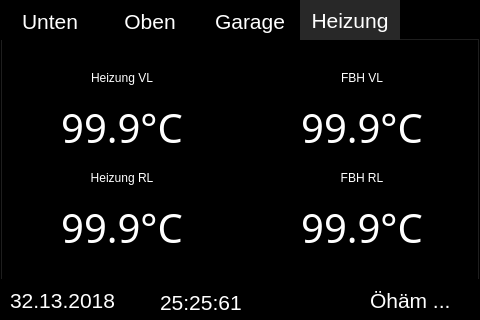
The window that mainwindow.ui (christof1977/flurzentrale) describes before a commit, drawn with Qt 5.
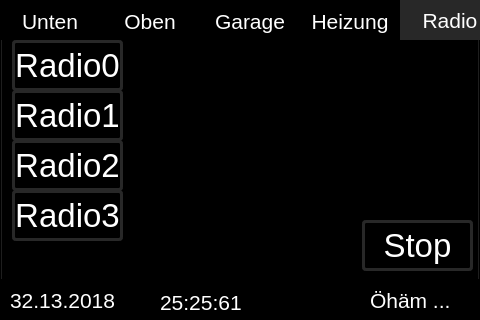
The same window after the commit.

Commit message: Rudimentäre Radio-Fernbedienung eingebaut

Patch:
```diff
--- a/mainwindow.ui
+++ b/mainwindow.ui
@@ -119,7 +119,7 @@
      <enum>QTabWidget::Rounded</enum>
     </property>
     <property name="currentIndex">
-     <number>3</number>
+     <number>4</number>
     </property>
     <property name="iconSize">
      <size>
@@ -127,6 +127,9 @@
       <height>16</height>
      </size>
     </property>
+    <property name="elideMode">
+     <enum>Qt::ElideRight</enum>
+    </property>
     <property name="usesScrollButtons">
      <bool>false</bool>
     </property>
@@ -962,6 +965,1056 @@
       </property>
      </widget>
     </widget>
+    <widget class="QWidget" name="tabRadio">
+     <attribute name="title">
+      <string>Radio</string>
+     </attribute>
+     <widget class="QPushButton" name="pushButtonRadioStop">
+      <property name="geometry">
+       <rect>
+        <x>360</x>
+        <y>180</y>
+        <width>111</width>
+        <height>51</height>
+       </rect>
+      </property>
+      <property name="palette">
+       <palette>
+        <active>
+         <colorrole role="WindowText">
+          <brush brushstyle="SolidPattern">
+           <color alpha="255">
+            <red>255</red>
+            <green>255</green>
+            <blue>255</blue>
+           </color>
+          </brush>
+         </colorrole>
+         <colorrole role="Button">
+          <brush brushstyle="SolidPattern">
+           <color alpha="255">
+            <red>0</red>
+            <green>0</green>
+            <blue>0</blue>
+           </color>
+          </brush>
+         </colorrole>
+         <colorrole role="Text">
+          <brush brushstyle="SolidPattern">
+           <color alpha="255">
+            <red>255</red>
+            <green>255</green>
+            <blue>255</blue>
+           </color>
+          </brush>
+         </colorrole>
+         <colorrole role="ButtonText">
+          <brush brushstyle="SolidPattern">
+           <color alpha="255">
+            <red>255</red>
+            <green>255</green>
+            <blue>255</blue>
+           </color>
+          </brush>
+         </colorrole>
+         <colorrole role="Base">
+          <brush brushstyle="SolidPattern">
+           <color alpha="255">
+            <red>0</red>
+            <green>0</green>
+            <blue>0</blue>
+           </color>
+          </brush>
+         </colorrole>
+         <colorrole role="Window">
+          <brush brushstyle="SolidPattern">
+           <color alpha="255">
+            <red>0</red>
+            <green>0</green>
+            <blue>0</blue>
+           </color>
+          </brush>
+         </colorrole>
+        </active>
+        <inactive>
+         <colorrole role="WindowText">
+          <brush brushstyle="SolidPattern">
+           <color alpha="255">
+            <red>255</red>
+            <green>255</green>
+            <blue>255</blue>
+           </color>
+          </brush>
+         </colorrole>
+         <colorrole role="Button">
+          <brush brushstyle="SolidPattern">
+           <color alpha="255">
+            <red>0</red>
+            <green>0</green>
+            <blue>0</blue>
+           </color>
+          </brush>
+         </colorrole>
+         <colorrole role="Text">
+          <brush brushstyle="SolidPattern">
+           <color alpha="255">
+            <red>255</red>
+            <green>255</green>
+            <blue>255</blue>
+           </color>
+          </brush>
+         </colorrole>
+         <colorrole role="ButtonText">
+          <brush brushstyle="SolidPattern">
+           <color alpha="255">
+            <red>255</red>
+            <green>255</green>
+            <blue>255</blue>
+           </color>
+          </brush>
+         </colorrole>
+         <colorrole role="Base">
+          <brush brushstyle="SolidPattern">
+           <color alpha="255">
+            <red>0</red>
+            <green>0</green>
+            <blue>0</blue>
+           </color>
+          </brush>
+         </colorrole>
+         <colorrole role="Window">
+          <brush brushstyle="SolidPattern">
+           <color alpha="255">
+            <red>0</red>
+            <green>0</green>
+            <blue>0</blue>
+           </color>
+          </brush>
+         </colorrole>
+        </inactive>
+        <disabled>
+         <colorrole role="WindowText">
+          <brush brushstyle="SolidPattern">
+           <color alpha="255">
+            <red>255</red>
+            <green>255</green>
+            <blue>255</blue>
+           </color>
+          </brush>
+         </colorrole>
+         <colorrole role="Button">
+          <brush brushstyle="SolidPattern">
+           <color alpha="255">
+            <red>0</red>
+            <green>0</green>
+            <blue>0</blue>
+           </color>
+          </brush>
+         </colorrole>
+         <colorrole role="Text">
+          <brush brushstyle="SolidPattern">
+           <color alpha="255">
+            <red>255</red>
+            <green>255</green>
+            <blue>255</blue>
+           </color>
+          </brush>
+         </colorrole>
+         <colorrole role="ButtonText">
+          <brush brushstyle="SolidPattern">
+           <color alpha="255">
+            <red>255</red>
+            <green>255</green>
+            <blue>255</blue>
+           </color>
+          </brush>
+         </colorrole>
+         <colorrole role="Base">
+          <brush brushstyle="SolidPattern">
+           <color alpha="255">
+            <red>0</red>
+            <green>0</green>
+            <blue>0</blue>
+           </color>
+          </brush>
+         </colorrole>
+         <colorrole role="Window">
+          <brush brushstyle="SolidPattern">
+           <color alpha="255">
+            <red>0</red>
+            <green>0</green>
+            <blue>0</blue>
+           </color>
+          </brush>
+         </colorrole>
+        </disabled>
+       </palette>
+      </property>
+      <property name="font">
+       <font>
+        <pointsize>25</pointsize>
+       </font>
+      </property>
+      <property name="cursor">
+       <cursorShape>OpenHandCursor</cursorShape>
+      </property>
+      <property name="styleSheet">
+       <string notr="true">QPushButton
+{
+color: rgb(255, 255, 255);
+background-color: rgb(0, 0,0);
+border-color: rgb(40, 40, 40);
+border-width: 3px;        
+border-style: solid;
+border-radius: 4px;
+}
+QPushButton:pressed
+{
+background-color: rgb(40,40,40)
+}
+</string>
+      </property>
+      <property name="text">
+       <string>Stop</string>
+      </property>
+     </widget>
+     <widget class="QPushButton" name="pushButtonRadio0">
+      <property name="geometry">
+       <rect>
+        <x>10</x>
+        <y>0</y>
+        <width>111</width>
+        <height>51</height>
+       </rect>
+      </property>
+      <property name="palette">
+       <palette>
+        <active>
+         <colorrole role="WindowText">
+          <brush brushstyle="SolidPattern">
+           <color alpha="255">
+            <red>255</red>
+            <green>255</green>
+            <blue>255</blue>
+           </color>
+          </brush>
+         </colorrole>
+         <colorrole role="Button">
+          <brush brushstyle="SolidPattern">
+           <color alpha="255">
+            <red>0</red>
+            <green>0</green>
+            <blue>0</blue>
+           </color>
+          </brush>
+         </colorrole>
+         <colorrole role="Text">
+          <brush brushstyle="SolidPattern">
+           <color alpha="255">
+            <red>255</red>
+            <green>255</green>
+            <blue>255</blue>
+           </color>
+          </brush>
+         </colorrole>
+         <colorrole role="ButtonText">
+          <brush brushstyle="SolidPattern">
+           <color alpha="255">
+            <red>255</red>
+            <green>255</green>
+            <blue>255</blue>
+           </color>
+          </brush>
+         </colorrole>
+         <colorrole role="Base">
+          <brush brushstyle="SolidPattern">
+           <color alpha="255">
+            <red>0</red>
+            <green>0</green>
+            <blue>0</blue>
+           </color>
+          </brush>
+         </colorrole>
+         <colorrole role="Window">
+          <brush brushstyle="SolidPattern">
+           <color alpha="255">
+            <red>0</red>
+            <green>0</green>
+            <blue>0</blue>
+           </color>
+          </brush>
+         </colorrole>
+        </active>
+        <inactive>
+         <colorrole role="WindowText">
+          <brush brushstyle="SolidPattern">
+           <color alpha="255">
+            <red>255</red>
+            <green>255</green>
+            <blue>255</blue>
+           </color>
+          </brush>
+         </colorrole>
+         <colorrole role="Button">
+          <brush brushstyle="SolidPattern">
+           <color alpha="255">
+            <red>0</red>
+            <green>0</green>
+            <blue>0</blue>
+           </color>
+          </brush>
+         </colorrole>
+         <colorrole role="Text">
+          <brush brushstyle="SolidPattern">
+           <color alpha="255">
+            <red>255</red>
+            <green>255</green>
+            <blue>255</blue>
+           </color>
+          </brush>
+         </colorrole>
+         <colorrole role="ButtonText">
+          <brush brushstyle="SolidPattern">
+           <color alpha="255">
+            <red>255</red>
+            <green>255</green>
+            <blue>255</blue>
+           </color>
+          </brush>
+         </colorrole>
+         <colorrole role="Base">
+          <brush brushstyle="SolidPattern">
+           <color alpha="255">
+            <red>0</red>
+            <green>0</green>
+            <blue>0</blue>
+           </color>
+          </brush>
+         </colorrole>
+         <colorrole role="Window">
+          <brush brushstyle="SolidPattern">
+           <color alpha="255">
+            <red>0</red>
+            <green>0</green>
+            <blue>0</blue>
+           </color>
+          </brush>
+         </colorrole>
+        </inactive>
+        <disabled>
+         <colorrole role="WindowText">
+          <brush brushstyle="SolidPattern">
+           <color alpha="255">
+            <red>255</red>
+            <green>255</green>
+            <blue>255</blue>
+           </color>
+          </brush>
+         </colorrole>
+         <colorrole role="Button">
+          <brush brushstyle="SolidPattern">
+           <color alpha="255">
+            <red>0</red>
+            <green>0</green>
+            <blue>0</blue>
+           </color>
+          </brush>
+         </colorrole>
+         <colorrole role="Text">
+          <brush brushstyle="SolidPattern">
+           <color alpha="255">
+            <red>255</red>
+            <green>255</green>
+            <blue>255</blue>
+           </color>
+          </brush>
+         </colorrole>
+         <colorrole role="ButtonText">
+          <brush brushstyle="SolidPattern">
+           <color alpha="255">
+            <red>255</red>
+            <green>255</green>
+            <blue>255</blue>
+           </color>
+          </brush>
+         </colorrole>
+         <colorrole role="Base">
+          <brush brushstyle="SolidPattern">
+           <color alpha="255">
+            <red>0</red>
+            <green>0</green>
+            <blue>0</blue>
+           </color>
+          </brush>
+         </colorrole>
+         <colorrole role="Window">
+          <brush brushstyle="SolidPattern">
+           <color alpha="255">
+            <red>0</red>
+            <green>0</green>
+            <blue>0</blue>
+           </color>
+          </brush>
+         </colorrole>
+        </disabled>
+       </palette>
+      </property>
+      <property name="font">
+       <font>
+        <pointsize>25</pointsize>
+       </font>
+      </property>
+      <property name="cursor">
+       <cursorShape>OpenHandCursor</cursorShape>
+      </property>
+      <property name="styleSheet">
+       <string notr="true">QPushButton
+{
+color: rgb(255, 255, 255);
+background-color: rgb(0, 0,0);
+border-color: rgb(40, 40, 40);
+border-width: 3px;        
+border-style: solid;
+border-radius: 4px;
+}
+QPushButton:pressed
+{
+background-color: rgb(40,40,40)
+}
+</string>
+      </property>
+      <property name="text">
+       <string>Radio0</string>
+      </property>
+     </widget>
+     <widget class="QPushButton" name="pushButtonRadio1">
+      <property name="geometry">
+       <rect>
+        <x>10</x>
+        <y>50</y>
+        <width>111</width>
+        <height>51</height>
+       </rect>
+      </property>
+      <property name="palette">
+       <palette>
+        <active>
+         <colorrole role="WindowText">
+          <brush brushstyle="SolidPattern">
+           <color alpha="255">
+            <red>255</red>
+            <green>255</green>
+            <blue>255</blue>
+           </color>
+          </brush>
+         </colorrole>
+         <colorrole role="Button">
+          <brush brushstyle="SolidPattern">
+           <color alpha="255">
+            <red>0</red>
+            <green>0</green>
+            <blue>0</blue>
+           </color>
+          </brush>
+         </colorrole>
+         <colorrole role="Text">
+          <brush brushstyle="SolidPattern">
+           <color alpha="255">
+            <red>255</red>
+            <green>255</green>
+            <blue>255</blue>
+           </color>
+          </brush>
+         </colorrole>
+         <colorrole role="ButtonText">
+          <brush brushstyle="SolidPattern">
+           <color alpha="255">
+            <red>255</red>
+            <green>255</green>
+            <blue>255</blue>
+           </color>
+          </brush>
+         </colorrole>
+         <colorrole role="Base">
+          <brush brushstyle="SolidPattern">
+           <color alpha="255">
+            <red>0</red>
+            <green>0</green>
+            <blue>0</blue>
+           </color>
+          </brush>
+         </colorrole>
+         <colorrole role="Window">
+          <brush brushstyle="SolidPattern">
+           <color alpha="255">
+            <red>0</red>
+            <green>0</green>
+            <blue>0</blue>
+           </color>
+          </brush>
+         </colorrole>
+        </active>
+        <inactive>
+         <colorrole role="WindowText">
+          <brush brushstyle="SolidPattern">
+           <color alpha="255">
+            <red>255</red>
+            <green>255</green>
+            <blue>255</blue>
+           </color>
+          </brush>
+         </colorrole>
+         <colorrole role="Button">
+          <brush brushstyle="SolidPattern">
+           <color alpha="255">
+            <red>0</red>
+            <green>0</green>
+            <blue>0</blue>
+           </color>
+          </brush>
+         </colorrole>
+         <colorrole role="Text">
+          <brush brushstyle="SolidPattern">
+           <color alpha="255">
+            <red>255</red>
+            <green>255</green>
+            <blue>255</blue>
+           </color>
+          </brush>
+         </colorrole>
+         <colorrole role="ButtonText">
+          <brush brushstyle="SolidPattern">
+           <color alpha="255">
+            <red>255</red>
+            <green>255</green>
+            <blue>255</blue>
+           </color>
+          </brush>
+         </colorrole>
+         <colorrole role="Base">
+          <brush brushstyle="SolidPattern">
+           <color alpha="255">
+            <red>0</red>
+            <green>0</green>
+            <blue>0</blue>
+           </color>
+          </brush>
+         </colorrole>
+         <colorrole role="Window">
+          <brush brushstyle="SolidPattern">
+           <color alpha="255">
+            <red>0</red>
+            <green>0</green>
+            <blue>0</blue>
+           </color>
+          </brush>
+         </colorrole>
+        </inactive>
+        <disabled>
+         <colorrole role="WindowText">
+          <brush brushstyle="SolidPattern">
+           <color alpha="255">
+            <red>255</red>
+            <green>255</green>
+            <blue>255</blue>
+           </color>
+          </brush>
+         </colorrole>
+         <colorrole role="Button">
+          <brush brushstyle="SolidPattern">
+           <color alpha="255">
+            <red>0</red>
+            <green>0</green>
+            <blue>0</blue>
+           </color>
+          </brush>
+         </colorrole>
+         <colorrole role="Text">
+          <brush brushstyle="SolidPattern">
+           <color alpha="255">
+            <red>255</red>
+            <green>255</green>
+            <blue>255</blue>
+           </color>
+          </brush>
+         </colorrole>
+         <colorrole role="ButtonText">
+          <brush brushstyle="SolidPattern">
+           <color alpha="255">
+            <red>255</red>
+            <green>255</green>
+            <blue>255</blue>
+           </color>
+          </brush>
+         </colorrole>
+         <colorrole role="Base">
+          <brush brushstyle="SolidPattern">
+           <color alpha="255">
+            <red>0</red>
+            <green>0</green>
+            <blue>0</blue>
+           </color>
+          </brush>
+         </colorrole>
+         <colorrole role="Window">
+          <brush brushstyle="SolidPattern">
+           <color alpha="255">
+            <red>0</red>
+            <green>0</green>
+            <blue>0</blue>
+           </color>
+          </brush>
+         </colorrole>
+        </disabled>
+       </palette>
+      </property>
+      <property name="font">
+       <font>
+        <pointsize>25</pointsize>
+       </font>
+      </property>
+      <property name="cursor">
+       <cursorShape>OpenHandCursor</cursorShape>
+      </property>
+      <property name="styleSheet">
+       <string notr="true">QPushButton
+{
+color: rgb(255, 255, 255);
+background-color: rgb(0, 0,0);
+border-color: rgb(40, 40, 40);
+border-width: 3px;        
+border-style: solid;
+border-radius: 4px;
+}
+QPushButton:pressed
+{
+background-color: rgb(40,40,40)
+}
+</string>
+      </property>
+      <property name="text">
+       <string>Radio1</string>
+      </property>
+     </widget>
+     <widget class="QPushButton" name="pushButtonRadio2">
+      <property name="geometry">
+       <rect>
+        <x>10</x>
+        <y>100</y>
+        <width>111</width>
+        <height>51</height>
+       </rect>
+      </property>
+      <property name="palette">
+       <palette>
+        <active>
+         <colorrole role="WindowText">
+          <brush brushstyle="SolidPattern">
+           <color alpha="255">
+            <red>255</red>
+            <green>255</green>
+            <blue>255</blue>
+           </color>
+          </brush>
+         </colorrole>
+         <colorrole role="Button">
+          <brush brushstyle="SolidPattern">
+           <color alpha="255">
+            <red>0</red>
+            <green>0</green>
+            <blue>0</blue>
+           </color>
+          </brush>
+         </colorrole>
+         <colorrole role="Text">
+          <brush brushstyle="SolidPattern">
+           <color alpha="255">
+            <red>255</red>
+            <green>255</green>
+            <blue>255</blue>
+           </color>
+          </brush>
+         </colorrole>
+         <colorrole role="ButtonText">
+          <brush brushstyle="SolidPattern">
+           <color alpha="255">
+            <red>255</red>
+            <green>255</green>
+            <blue>255</blue>
+           </color>
+          </brush>
+         </colorrole>
+         <colorrole role="Base">
+          <brush brushstyle="SolidPattern">
+           <color alpha="255">
+            <red>0</red>
+            <green>0</green>
+            <blue>0</blue>
+           </color>
+          </brush>
+         </colorrole>
+         <colorrole role="Window">
+          <brush brushstyle="SolidPattern">
+           <color alpha="255">
+            <red>0</red>
+            <green>0</green>
+            <blue>0</blue>
+           </color>
+          </brush>
+         </colorrole>
+        </active>
+        <inactive>
+         <colorrole role="WindowText">
+          <brush brushstyle="SolidPattern">
+           <color alpha="255">
+            <red>255</red>
+            <green>255</green>
+            <blue>255</blue>
+           </color>
+          </brush>
+         </colorrole>
+         <colorrole role="Button">
+          <brush brushstyle="SolidPattern">
+           <color alpha="255">
+            <red>0</red>
+            <green>0</green>
+            <blue>0</blue>
+           </color>
+          </brush>
+         </colorrole>
+         <colorrole role="Text">
+          <brush brushstyle="SolidPattern">
+           <color alpha="255">
+            <red>255</red>
+            <green>255</green>
+            <blue>255</blue>
+           </color>
+          </brush>
+         </colorrole>
+         <colorrole role="ButtonText">
+          <brush brushstyle="SolidPattern">
+           <color alpha="255">
+            <red>255</red>
+            <green>255</green>
+            <blue>255</blue>
+           </color>
+          </brush>
+         </colorrole>
+         <colorrole role="Base">
+          <brush brushstyle="SolidPattern">
+           <color alpha="255">
+            <red>0</red>
+            <green>0</green>
+            <blue>0</blue>
+           </color>
+          </brush>
+         </colorrole>
+         <colorrole role="Window">
+          <brush brushstyle="SolidPattern">
+           <color alpha="255">
+            <red>0</red>
+            <green>0</green>
+            <blue>0</blue>
+           </color>
+          </brush>
+         </colorrole>
+        </inactive>
+        <disabled>
+         <colorrole role="WindowText">
+          <brush brushstyle="SolidPattern">
+           <color alpha="255">
+            <red>255</red>
+            <green>255</green>
+            <blue>255</blue>
+           </color>
+          </brush>
+         </colorrole>
+         <colorrole role="Button">
+          <brush brushstyle="SolidPattern">
+           <color alpha="255">
+            <red>0</red>
+            <green>0</green>
+            <blue>0</blue>
+           </color>
+          </brush>
+         </colorrole>
+         <colorrole role="Text">
+          <brush brushstyle="SolidPattern">
+           <color alpha="255">
+            <red>255</red>
+            <green>255</green>
+            <blue>255</blue>
+           </color>
+          </brush>
+         </colorrole>
+         <colorrole role="ButtonText">
+          <brush brushstyle="SolidPattern">
+           <color alpha="255">
+            <red>255</red>
+            <green>255</green>
+            <blue>255</blue>
+           </color>
+          </brush>
+         </colorrole>
+         <colorrole role="Base">
+          <brush brushstyle="SolidPattern">
+           <color alpha="255">
+            <red>0</red>
+            <green>0</green>
+            <blue>0</blue>
+           </color>
+          </brush>
+         </colorrole>
+         <colorrole role="Window">
+          <brush brushstyle="SolidPattern">
+           <color alpha="255">
+            <red>0</red>
+            <green>0</green>
+            <blue>0</blue>
+           </color>
+          </brush>
+         </colorrole>
+        </disabled>
+       </palette>
+      </property>
+      <property name="font">
+       <font>
+        <pointsize>25</pointsize>
+       </font>
+      </property>
+      <property name="cursor">
+       <cursorShape>OpenHandCursor</cursorShape>
+      </property>
+      <property name="styleSheet">
+       <string notr="true">QPushButton
+{
+color: rgb(255, 255, 255);
+background-color: rgb(0, 0,0);
+border-color: rgb(40, 40, 40);
+border-width: 3px;        
+border-style: solid;
+border-radius: 4px;
+}
+QPushButton:pressed
+{
+background-color: rgb(40,40,40)
+}
+</string>
+      </property>
+      <property name="text">
+       <string>Radio2</string>
+      </property>
+     </widget>
+     <widget class="QPushButton" name="pushButtonRadio3">
+      <property name="geometry">
+       <rect>
+        <x>10</x>
+        <y>150</y>
+        <width>111</width>
+        <height>51</height>
+       </rect>
+      </property>
+      <property name="palette">
+       <palette>
+        <active>
+         <colorrole role="WindowText">
+          <brush brushstyle="SolidPattern">
+           <color alpha="255">
+            <red>255</red>
+            <green>255</green>
+            <blue>255</blue>
+           </color>
+          </brush>
+         </colorrole>
+         <colorrole role="Button">
+          <brush brushstyle="SolidPattern">
+           <color alpha="255">
+            <red>0</red>
+            <green>0</green>
+            <blue>0</blue>
+           </color>
+          </brush>
+         </colorrole>
+         <colorrole role="Text">
+          <brush brushstyle="SolidPattern">
+           <color alpha="255">
+            <red>255</red>
+            <green>255</green>
+            <blue>255</blue>
+           </color>
+          </brush>
+         </colorrole>
+         <colorrole role="ButtonText">
+          <brush brushstyle="SolidPattern">
+           <color alpha="255">
+            <red>255</red>
+            <green>255</green>
+            <blue>255</blue>
+           </color>
+          </brush>
+         </colorrole>
+         <colorrole role="Base">
+          <brush brushstyle="SolidPattern">
+           <color alpha="255">
+            <red>0</red>
+            <green>0</green>
+            <blue>0</blue>
+           </color>
+          </brush>
+         </colorrole>
+         <colorrole role="Window">
+          <brush brushstyle="SolidPattern">
+           <color alpha="255">
+            <red>0</red>
+            <green>0</green>
+            <blue>0</blue>
+           </color>
+          </brush>
+         </colorrole>
+        </active>
+        <inactive>
+         <colorrole role="WindowText">
+          <brush brushstyle="SolidPattern">
+           <color alpha="255">
+            <red>255</red>
+            <green>255</green>
+            <blue>255</blue>
+           </color>
+          </brush>
+         </colorrole>
+         <colorrole role="Button">
+          <brush brushstyle="SolidPattern">
+           <color alpha="255">
+            <red>0</red>
+            <green>0</green>
+            <blue>0</blue>
+           </color>
+          </brush>
+         </colorrole>
+         <colorrole role="Text">
+          <brush brushstyle="SolidPattern">
+           <color alpha="255">
+            <red>255</red>
+            <green>255</green>
+            <blue>255</blue>
+           </color>
+          </brush>
+         </colorrole>
+         <colorrole role="ButtonText">
+          <brush brushstyle="SolidPattern">
+           <color alpha="255">
+            <red>255</red>
+            <green>255</green>
+            <blue>255</blue>
+           </color>
+          </brush>
+         </colorrole>
+         <colorrole role="Base">
+          <brush brushstyle="SolidPattern">
+           <color alpha="255">
+            <red>0</red>
+            <green>0</green>
+            <blue>0</blue>
+           </color>
+          </brush>
+         </colorrole>
+         <colorrole role="Window">
+          <brush brushstyle="SolidPattern">
+           <color alpha="255">
+            <red>0</red>
+            <green>0</green>
+            <blue>0</blue>
+           </color>
+          </brush>
+         </colorrole>
+        </inactive>
+        <disabled>
+         <colorrole role="WindowText">
+          <brush brushstyle="SolidPattern">
+           <color alpha="255">
+            <red>255</red>
+            <green>255</green>
+            <blue>255</blue>
+           </color>
+          </brush>
+         </colorrole>
+         <colorrole role="Button">
+          <brush brushstyle="SolidPattern">
+           <color alpha="255">
+            <red>0</red>
+            <green>0</green>
+            <blue>0</blue>
+           </color>
+          </brush>
+         </colorrole>
+         <colorrole role="Text">
+          <brush brushstyle="SolidPattern">
+           <color alpha="255">
+            <red>255</red>
+            <green>255</green>
+            <blue>255</blue>
+           </color>
+          </brush>
+         </colorrole>
+         <colorrole role="ButtonText">
+          <brush brushstyle="SolidPattern">
+           <color alpha="255">
+            <red>255</red>
+            <green>255</green>
+            <blue>255</blue>
+           </color>
+          </brush>
+         </colorrole>
+         <colorrole role="Base">
+          <brush brushstyle="SolidPattern">
+           <color alpha="255">
+            <red>0</red>
+            <green>0</green>
+            <blue>0</blue>
+           </color>
+          </brush>
+         </colorrole>
+         <colorrole role="Window">
+          <brush brushstyle="SolidPattern">
+           <color alpha="255">
+            <red>0</red>
+            <green>0</green>
+            <blue>0</blue>
+           </color>
+          </brush>
+         </colorrole>
+        </disabled>
+       </palette>
+      </property>
+      <property name="font">
+       <font>
+        <pointsize>25</pointsize>
+       </font>
+      </property>
+      <property name="cursor">
+       <cursorShape>OpenHandCursor</cursorShape>
+      </property>
+      <property name="styleSheet">
+       <string notr="true">QPushButton
+{
+color: rgb(255, 255, 255);
+background-color: rgb(0, 0,0);
+border-color: rgb(40, 40, 40);
+border-width: 3px;        
+border-style: solid;
+border-radius: 4px;
+}
+QPushButton:pressed
+{
+background-color: rgb(40,40,40)
+}
+</string>
+      </property>
+      <property name="text">
+       <string>Radio3</string>
+      </property>
+     </widget>
+    </widget>
    </widget>
    <widget class="QLabel" name="labelStatus">
     <property name="geometry">
```
The commit also changes 2 other files.
